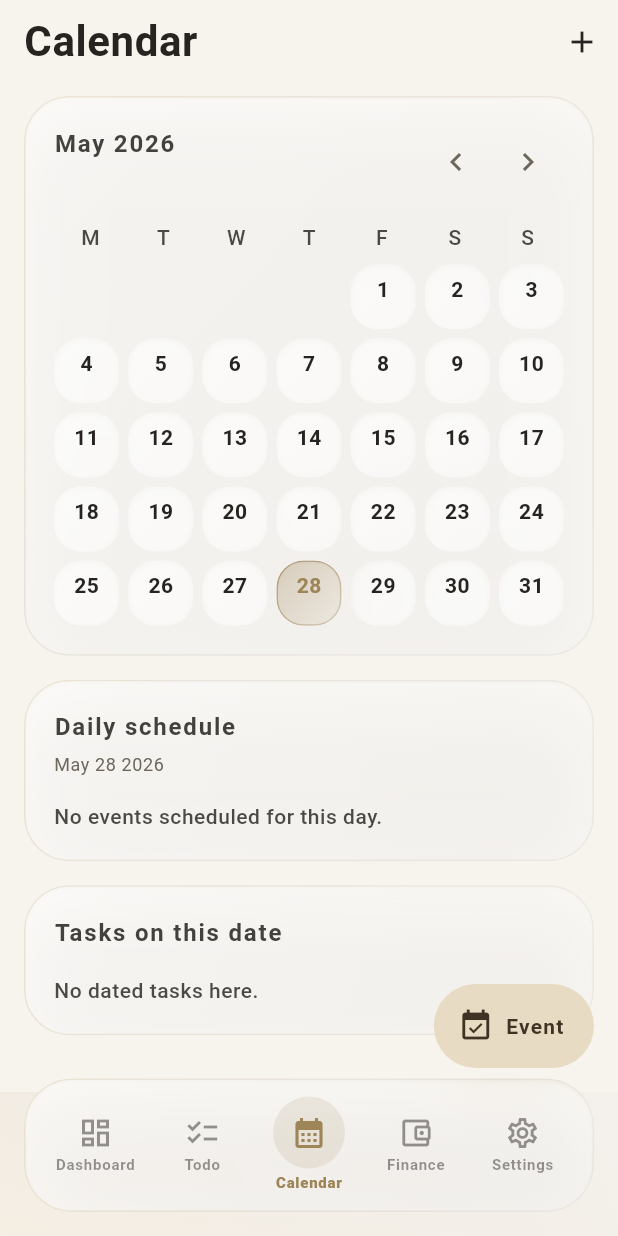
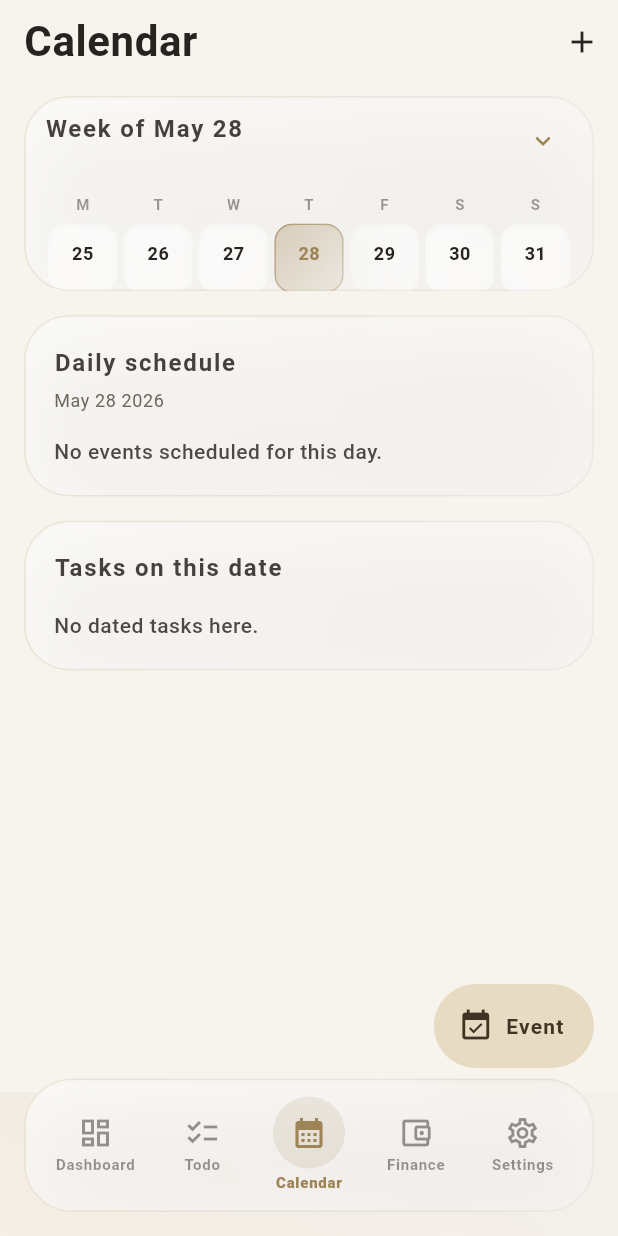
Before and after one commit to IT25100142/LifePilot_todo, a Flutter app: the CalendarScreen screen opened by its route, on a phone screen of 412 x 824 dp. Run offline on Flutter 3.47's test engine with Material 3 defaults, Android fonts, the phone set to English and light mode, and no system bars; our stand-ins replace csv, drift, drift_flutter, file_picker, fl_chart, flutter_local_notifications and 7 more; missing offline and left inert: cryptography, file_saver; accounts and stored records are empty; generated files the repository leaves out were written again.

Commit message:
Refactor calendar screen; convert MonthCard to StatefulWidget, enhance month/week toggle functionality, and improve UI elements

```diff
--- a/lifepilot/lib/features/calendar/calendar_screen.dart
+++ b/lifepilot/lib/features/calendar/calendar_screen.dart
@@ -85,15 +85,31 @@ class CalendarScreen extends ConsumerWidget {
   }
 }
 
-class _MonthCard extends ConsumerWidget {
+class _MonthCard extends ConsumerStatefulWidget {
   const _MonthCard({required this.events});
 
   final AsyncValue<List<CalendarEvent>> events;
 
   @override
-  Widget build(BuildContext context, WidgetRef ref) {
+  ConsumerState<_MonthCard> createState() => _MonthCardState();
+}
+
+class _MonthCardState extends ConsumerState<_MonthCard> {
+  bool _isExpanded = false;
+
+  @override
+  Widget build(BuildContext context) {
+    final theme = Theme.of(context);
     final visibleMonth = ref.watch(visibleCalendarMonthProvider);
     final selectedDay = ref.watch(selectedCalendarDayProvider);
+
+    // Week strip logic: find the Monday of the selected day's week
+    final monday = selectedDay.subtract(
+      Duration(days: selectedDay.weekday - 1),
+    );
+    final weekDays = List.generate(7, (i) => monday.add(Duration(days: i)));
+
+    // Month grid logic
     final firstWeekday = DateTime(
       visibleMonth.year,
       visibleMonth.month,
@@ -106,43 +122,85 @@ class _MonthCard extends ConsumerWidget {
     ).day;
     final totalCells = ((firstWeekday - 1 + daysInMonth) / 7).ceil() * 7;
 
-    return SectionCard(
-      title: monthLabel(visibleMonth),
+    return AnimatedSize(
+      duration: const Duration(milliseconds: 250),
+      curve: Curves.easeInOutCubic,
+      child: ConstrainedBox(
+        constraints: BoxConstraints(maxHeight: _isExpanded ? 260.0 : 130.0),
+        child: SectionCard(
+          padding: const EdgeInsets.symmetric(horizontal: 14, vertical: 10),
+          title: _isExpanded
+              ? monthLabel(visibleMonth)
+              : 'Week of ${shortDate(selectedDay)}',
           action: Row(
             mainAxisSize: MainAxisSize.min,
             children: [
+              if (_isExpanded) ...[
                 IconButton(
+                  visualDensity: VisualDensity.compact,
                   tooltip: 'Previous month',
                   onPressed: () =>
                       ref.read(visibleCalendarMonthProvider.notifier).state =
                           DateTime(visibleMonth.year, visibleMonth.month - 1),
-            icon: const Icon(Icons.chevron_left),
+                  icon: const Icon(Icons.chevron_left, size: 20),
                 ),
                 IconButton(
+                  visualDensity: VisualDensity.compact,
                   tooltip: 'Next month',
                   onPressed: () =>
                       ref.read(visibleCalendarMonthProvider.notifier).state =
                           DateTime(visibleMonth.year, visibleMonth.month + 1),
-            icon: const Icon(Icons.chevron_right),
+                  icon: const Icon(Icons.chevron_right, size: 20),
+                ),
+              ],
+              IconButton(
+                visualDensity: VisualDensity.compact,
+                tooltip: _isExpanded ? 'Show week' : 'Show month',
+                onPressed: () => setState(() => _isExpanded = !_isExpanded),
+                icon: Icon(
+                  _isExpanded
+                      ? Icons.keyboard_arrow_up
+                      : Icons.keyboard_arrow_down,
+                  size: 20,
+                  color: theme.colorScheme.primary,
+                ),
               ),
             ],
           ),
           child: Column(
+            mainAxisSize: MainAxisSize.min,
             children: [
               Row(
                 children: [
                   for (final label in ['M', 'T', 'W', 'T', 'F', 'S', 'S'])
-                Expanded(child: Center(child: Text(label))),
+                    Expanded(
+                      child: Center(
+                        child: Text(
+                          label,
+                          style: theme.textTheme.bodySmall?.copyWith(
+                            fontWeight: FontWeight.w700,
+                            fontSize: 10,
+                            color: theme.colorScheme.onSurface.withValues(
+                              alpha: 0.45,
+                            ),
+                          ),
+                        ),
+                      ),
+                    ),
                 ],
               ),
-          const SizedBox(height: 8),
-          GridView.builder(
+              const SizedBox(height: 6),
+              if (_isExpanded)
+                Flexible(
+                  child: GridView.builder(
                     shrinkWrap: true,
                     physics: const NeverScrollableScrollPhysics(),
-            gridDelegate: const SliverGridDelegateWithFixedCrossAxisCount(
+                    gridDelegate:
+                        const SliverGridDelegateWithFixedCrossAxisCount(
                           crossAxisCount: 7,
-              mainAxisSpacing: 6,
-              crossAxisSpacing: 6,
+                          mainAxisSpacing: 4,
+                          crossAxisSpacing: 4,
+                          childAspectRatio: 1.5,
                         ),
                     itemCount: totalCells,
                     itemBuilder: (context, index) {
@@ -157,20 +215,67 @@ class _MonthCard extends ConsumerWidget {
                       );
                       final isSelected = isSameDate(date, selectedDay);
                       final hasEvent =
-                  events.valueOrNull?.any(
-                    (event) => isSameDate(event.date, date),
+                          widget.events.valueOrNull?.any(
+                            (e) => isSameDate(e.date, date),
                           ) ??
                           false;
+
                       return _CalendarDay(
                         day: dayNumber,
                         selected: isSelected,
                         hasEvent: hasEvent,
-                onTap: () =>
-                    ref.read(selectedCalendarDayProvider.notifier).state = date,
+                        onTap: () {
+                          ref.read(selectedCalendarDayProvider.notifier).state =
+                              date;
+                        },
                       );
                     },
                   ),
+                )
+              else
+                Row(
+                  children: [
+                    for (final date in weekDays)
+                      Expanded(
+                        child: Padding(
+                          padding: const EdgeInsets.symmetric(horizontal: 2),
+                          child: AspectRatio(
+                            aspectRatio: 1.0,
+                            child: _CalendarDay(
+                              day: date.day,
+                              selected: isSameDate(date, selectedDay),
+                              hasEvent:
+                                  widget.events.valueOrNull?.any(
+                                    (e) => isSameDate(e.date, date),
+                                  ) ??
+                                  false,
+                              onTap: () {
+                                ref
+                                        .read(
+                                          selectedCalendarDayProvider.notifier,
+                                        )
+                                        .state =
+                                    date;
+                                if (date.month != visibleMonth.month) {
+                                  ref
+                                      .read(
+                                        visibleCalendarMonthProvider.notifier,
+                                      )
+                                      .state = DateTime(
+                                    date.year,
+                                    date.month,
+                                  );
+                                }
+                              },
+                            ),
+                          ),
+                        ),
+                      ),
                   ],
+                ),
+            ],
+          ),
+        ),
       ),
     );
   }
@@ -247,10 +352,10 @@ class _CalendarDay extends StatelessWidget {
         : Colors.transparent;
 
     return InkWell(
-      borderRadius: BorderRadius.circular(18),
+      borderRadius: BorderRadius.circular(12),
       onTap: onTap,
       child: LifePilotGlassCard(
-        radius: 18,
+        radius: 12,
         padding: EdgeInsets.zero,
         cardGradient: cardGradient,
         borderGradient: borderGradient,
@@ -261,17 +366,18 @@ class _CalendarDay extends StatelessWidget {
             Text(
               '$day',
               style: TextStyle(
-                fontWeight: FontWeight.w700,
+                fontWeight: FontWeight.w600,
+                fontSize: 12,
                 color: selected
                     ? theme.colorScheme.primary
                     : theme.colorScheme.onSurface,
               ),
             ),
-            const SizedBox(height: 4),
+            const SizedBox(height: 2),
             AnimatedContainer(
               duration: const Duration(milliseconds: 180),
-              width: hasEvent ? 6 : 0,
-              height: 6,
+              width: hasEvent ? 4 : 0,
+              height: 4,
               decoration: BoxDecoration(
                 color: selected
                     ? theme.colorScheme.primary
@@ -320,18 +426,37 @@ class _EventTile extends ConsumerWidget {
 
   @override
   Widget build(BuildContext context, WidgetRef ref) {
+    final theme = Theme.of(context);
     final database = ref.watch(appDatabaseProvider);
+
+    // Champagne edge highlight gradient (primary/tertiary colors in theme)
+    final champagneBorder = LinearGradient(
+      begin: Alignment.topLeft,
+      end: Alignment.bottomRight,
+      colors: [
+        theme.colorScheme.primary.withValues(alpha: 0.36),
+        theme.colorScheme.primary.withValues(alpha: 0.08),
+      ],
+    );
+
     return Padding(
       padding: const EdgeInsets.only(bottom: 10),
       child: LifePilotGlassCard(
-        radius: 22,
+        radius: 20,
         padding: EdgeInsets.zero,
+        borderGradient: champagneBorder,
         child: ListTile(
           contentPadding: const EdgeInsets.symmetric(horizontal: 14),
           leading: const GlassIcon(icon: Icons.schedule),
-          title: Text(event.title),
+          title: Text(
+            event.title,
+            style: const TextStyle(fontWeight: FontWeight.w700),
+          ),
           subtitle: Text(
             '${timeLabel(event.startTime)} - ${timeLabel(event.endTime)}',
+            style: theme.textTheme.labelMedium?.copyWith(
+              color: theme.colorScheme.onSurface.withValues(alpha: 0.48),
+            ),
           ),
           trailing: PopupMenuButton<String>(
             onSelected: (value) async {
@@ -378,6 +503,14 @@ class _LinkedTasks extends StatelessWidget {
                   child: LifePilotGlassCard(
                     radius: 20,
                     padding: EdgeInsets.zero,
+                    borderGradient: LinearGradient(
+                      begin: Alignment.topLeft,
+                      end: Alignment.bottomRight,
+                      colors: [
+                        theme.colorScheme.secondary.withValues(alpha: 0.28),
+                        theme.colorScheme.secondary.withValues(alpha: 0.08),
+                      ],
+                    ),
                     child: ListTile(
                       contentPadding: const EdgeInsets.symmetric(
                         horizontal: 14,
@@ -400,7 +533,9 @@ class _LinkedTasks extends StatelessWidget {
                       subtitle: Text(
                         '${_toTitleCase(task.priority)} Priority',
                         style: theme.textTheme.labelSmall?.copyWith(
-                          color: theme.colorScheme.onSurfaceVariant,
+                          color: theme.colorScheme.onSurface.withValues(
+                            alpha: 0.48,
+                          ),
                         ),
                       ),
                     ),
```
Lines whose indentation alone changed are shown as unchanged.
